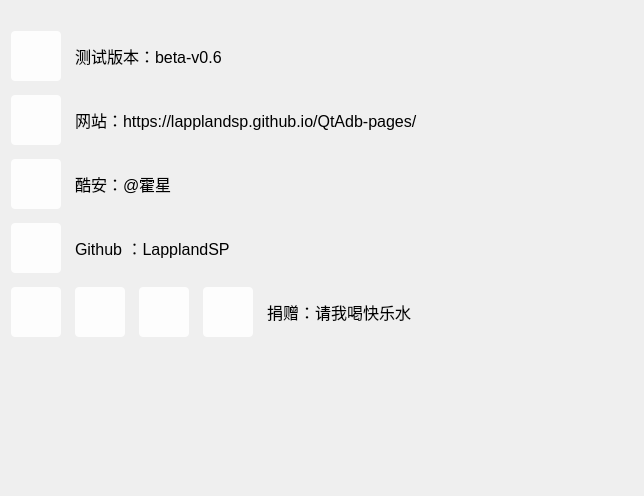
The window that QtAdb/about.ui (LapplandSP/QtAdb) describes before a commit, drawn with Qt 5.
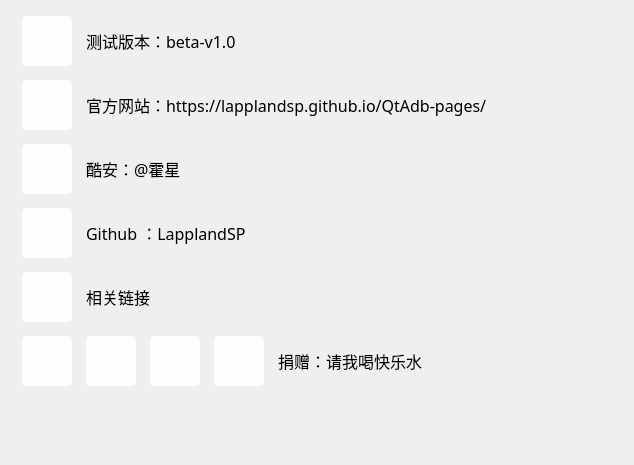
The same window after the commit. Icons and pictures are not drawn.

Diff of the .ui file:
```diff
--- a/QtAdb/about.ui
+++ b/QtAdb/about.ui
@@ -6,20 +6,14 @@
    <rect>
     <x>0</x>
     <y>0</y>
-    <width>644</width>
-    <height>496</height>
+    <width>634</width>
+    <height>465</height>
    </rect>
   </property>
   <property name="windowTitle">
    <string>Form</string>
   </property>
-  <layout class="QHBoxLayout" name="horizontalLayout_6">
-   <property name="leftMargin">
-    <number>0</number>
-   </property>
-   <property name="rightMargin">
-    <number>0</number>
-   </property>
+  <layout class="QVBoxLayout" name="verticalLayout_3">
    <item>
     <widget class="QWidget" name="widget" native="true">
      <property name="sizePolicy">
@@ -45,6 +39,9 @@
       <property name="leftMargin">
        <number>11</number>
       </property>
+      <property name="topMargin">
+       <number>0</number>
+      </property>
       <property name="rightMargin">
        <number>11</number>
       </property>
@@ -54,7 +51,7 @@
          <number>14</number>
         </property>
         <property name="topMargin">
-         <number>11</number>
+         <number>5</number>
         </property>
         <item>
          <layout class="QHBoxLayout" name="horizontalLayout_3">
@@ -108,11 +105,12 @@
             </property>
             <property name="font">
              <font>
+              <family>MiSans Medium</family>
               <pointsize>12</pointsize>
              </font>
             </property>
             <property name="text">
-             <string>测试版本：beta-v0.6</string>
+             <string>测试版本：beta-v1.0</string>
             </property>
            </widget>
           </item>
@@ -170,11 +168,12 @@
             </property>
             <property name="font">
              <font>
+              <family>MiSans Medium</family>
               <pointsize>12</pointsize>
              </font>
             </property>
             <property name="text">
-             <string>网站：https://lapplandsp.github.io/QtAdb-pages/</string>
+             <string>官方网站：https://lapplandsp.github.io/QtAdb-pages/</string>
             </property>
            </widget>
           </item>
@@ -232,6 +231,7 @@
             </property>
             <property name="font">
              <font>
+              <family>MiSans Medium</family>
               <pointsize>12</pointsize>
              </font>
             </property>
@@ -294,6 +294,7 @@
             </property>
             <property name="font">
              <font>
+              <family>MiSans Medium</family>
               <pointsize>12</pointsize>
              </font>
             </property>
@@ -304,6 +305,57 @@
           </item>
          </layout>
         </item>
+        <item>
+         <layout class="QHBoxLayout" name="horizontalLayout_6">
+          <item>
+           <widget class="QPushButton" name="btn_links">
+            <property name="sizePolicy">
+             <sizepolicy hsizetype="Minimum" vsizetype="Fixed">
+              <horstretch>0</horstretch>
+              <verstretch>0</verstretch>
+             </sizepolicy>
+            </property>
+            <property name="minimumSize">
+             <size>
+              <width>50</width>
+              <height>50</height>
+             </size>
+            </property>
+            <property name="maximumSize">
+             <size>
+              <width>50</width>
+              <height>50</height>
+             </size>
+            </property>
+            <property name="styleSheet">
+             <string notr="true">QPushButton{background-color:rgba(255,255,255,0.9);border-radius:4px;border:0px;}
+QPushButton:hover{background-color:rgba(255,255,255,0.7);}
+QPushButton:pressed{background-color:rgba(255,255,255,0.6);}</string>
+            </property>
+            <property name="text">
+             <string/>
+            </property>
+            <property name="icon">
+             <iconset resource="ico.qrc">
+              <normaloff>:/ico/image/ico/link.svg</normaloff>:/ico/image/ico/link.svg</iconset>
+            </property>
+           </widget>
+          </item>
+          <item>
+           <widget class="QLabel" name="label_6">
+            <property name="font">
+             <font>
+              <family>MiSans Medium</family>
+              <pointsize>12</pointsize>
+             </font>
+            </property>
+            <property name="text">
+             <string>相关链接</string>
+            </property>
+           </widget>
+          </item>
+         </layout>
+        </item>
         <item>
          <layout class="QHBoxLayout" name="horizontalLayout_7">
           <item>
@@ -461,6 +513,7 @@
             </property>
             <property name="font">
              <font>
+              <family>MiSans Medium</family>
               <pointsize>12</pointsize>
              </font>
             </property>
```
